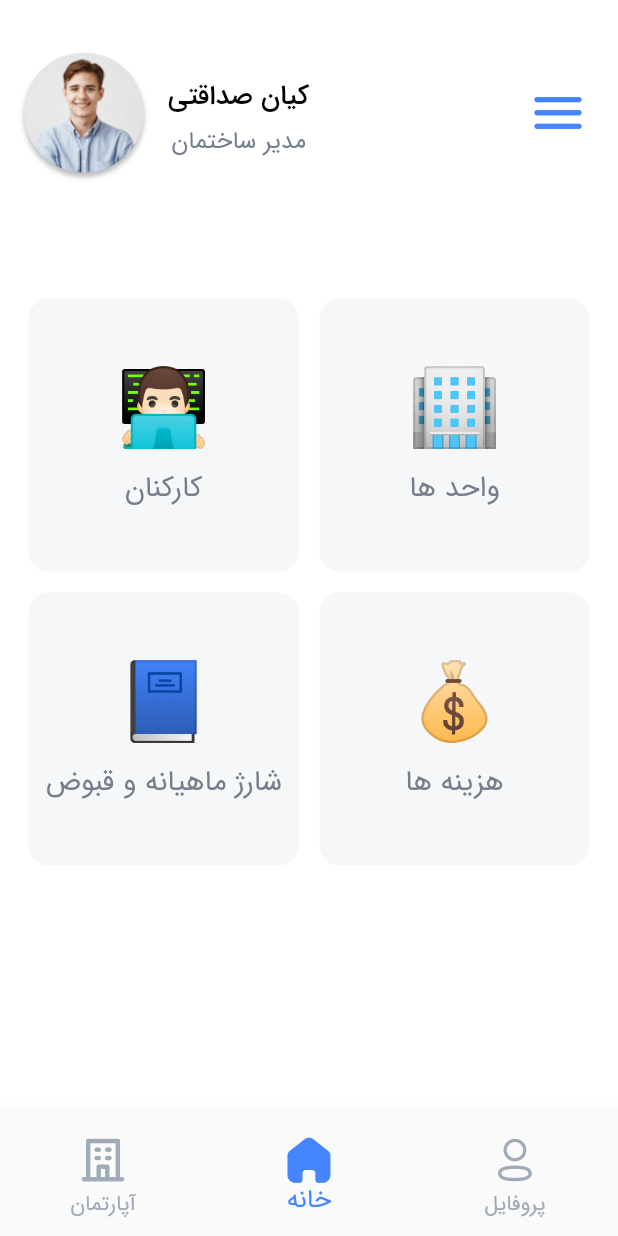
After one commit to Hiwa-Shaloudegi/HomeSweet, a Flutter app: the MainScreen screen opened by its route, on a phone screen of 412 x 824 dp. The commit adds this screen. Run offline on Flutter 3.47's test engine with Material 2 defaults, Android fonts, the phone set to English and light mode, and no system bars; our stand-ins replace get, get_storage, sqflite; accounts and stored records are empty; statements that could not run were skipped.

Commit message:
Add navbar functionality & Refactoring in controllers User state decleared in authController

```diff
--- a/lib/controllers/home_controller.dart
+++ b/lib/controllers/main_controller.dart
@@ -5,8 +5,9 @@
 import '../database/user_repository.dart';
 import '../models/user.dart';
 
-class HomeController extends GetxController {
+class MainController extends GetxController {
   User? user = User();
+  int currenIndex = 1;
 
   var box = GetStorage();
 
@@ -22,4 +23,9 @@
     user = await UserRepository.read(loggedInUser['_id']);
     update();
   }
+
+  void selectTab(int selectedIndex) {
+    currenIndex = selectedIndex;
+    update();
+  }
 }
--- a/lib/routes/pages.dart
+++ b/lib/routes/pages.dart
@@ -1,14 +1,14 @@
 import 'package:get/get.dart';
+import 'package:home_sweet/screens/home/main_screen.dart';
 
 import '../screens/auth/login/login_screen.dart';
 import '../screens/auth/singup/signup_screen.dart';
-import '../screens/home/home_screen.dart';
 import 'routes.dart';
 
 class AppPages {
   AppPages._();
   static final List<GetPage> getPages = [
-    GetPage(name: AppRoutes.homeScreen, page: () => HomeScreen()),
+    GetPage(name: AppRoutes.mainScreen, page: () => MainScreen()),
     GetPage(name: AppRoutes.loginScreen, page: () => LoginScreen()),
     GetPage(name: AppRoutes.signUpScreen, page: () => SignUpScreen()),
   ];
--- a/lib/routes/routes.dart
+++ b/lib/routes/routes.dart
@@ -1,6 +1,6 @@
 class AppRoutes {
   AppRoutes._();
-  static const homeScreen = '/home-screen';
+  static const mainScreen = '/main-screen';
   static const loginScreen = '/login-screen';
   static const signUpScreen = '/signup-screen';
 }
--- a/lib/screens/auth/login/login_screen.dart
+++ b/lib/screens/auth/login/login_screen.dart
@@ -10,6 +10,8 @@
 import '../widgets/save_button.dart';
 
 class LoginScreen extends StatelessWidget {
+  LoginScreen({super.key});
+
   // Controllers
   final authController = Get.find<AuthController>();
 
--- a/lib/screens/auth/singup/signup_screen.dart
+++ b/lib/screens/auth/singup/signup_screen.dart
@@ -11,6 +11,8 @@
 import '../widgets/save_button.dart';
 
 class SignUpScreen extends StatelessWidget {
+  SignUpScreen({super.key});
+
   // Controllers
   final authController = Get.find<AuthController>();
 
--- /dev/null
+++ b/lib/screens/home/home_nav_item.dart
@@ -0,0 +1,34 @@
+import 'package:flutter/material.dart';
+
+import 'widgets/management_item.dart';
+
+class HomeNavItem extends StatelessWidget {
+  const HomeNavItem({super.key});
+
+  @override
+  Widget build(BuildContext context) {
+    return Column(
+      crossAxisAlignment: CrossAxisAlignment.start,
+      children: [
+        const SizedBox(height: 50),
+        Container(
+          // color: Colors.amber,
+          height: 400,
+          child: GridView.builder(
+            physics: const NeverScrollableScrollPhysics(),
+            itemCount: 4,
+            gridDelegate: const SliverGridDelegateWithFixedCrossAxisCount(
+              crossAxisCount: 2,
+              mainAxisExtent: 180,
+              crossAxisSpacing: 16,
+              mainAxisSpacing: 16,
+            ),
+            itemBuilder: (context, index) {
+              return ManagementItem(index: index);
+            },
+          ),
+        ),
+      ],
+    );
+  }
+}
--- /dev/null
+++ b/lib/screens/home/main_screen.dart
@@ -0,0 +1,41 @@
+import 'package:flutter/material.dart';
+import 'package:get/get.dart';
+
+import '../../controllers/main_controller.dart';
+import '../../widgets/custom_appbar.dart';
+import '../../widgets/navbar.dart';
+import 'home_nav_item.dart';
+import 'widgets/app_drawer.dart';
+
+class MainScreen extends StatelessWidget {
+  final mainController = Get.put(MainController());
+
+  @override
+  Widget build(BuildContext context) {
+    return Scaffold(
+      extendBodyBehindAppBar: true,
+      appBar: CustomAppBar(),
+      drawer: SettingDrawer(),
+      body: SafeArea(
+        child: SingleChildScrollView(
+          child: Padding(
+            padding: const EdgeInsets.symmetric(horizontal: 20),
+            child: GetBuilder<MainController>(
+              builder: (mainController) {
+                return IndexedStack(
+                  index: mainController.currenIndex,
+                  children: [
+                    Text('PROFILE'),
+                    HomeNavItem(),
+                    Text('Apartment'),
+                  ],
+                );
+              },
+            ),
+          ),
+        ),
+      ),
+      bottomNavigationBar: NavBar(),
+    );
+  }
+}
--- a/lib/screens/home/widgets/app_drawer.dart
+++ b/lib/screens/home/widgets/app_drawer.dart
@@ -3,7 +3,7 @@
 
 import '../../../constants/colors.dart';
 import '../../../controllers/auth_controller.dart';
-import '../../../controllers/home_controller.dart';
+import '../../../controllers/main_controller.dart';
 import '../../../controllers/theme_controller.dart';
 import '../../../my_custom_icon_icons.dart';
 import 'setting_item.dart';
@@ -14,7 +14,7 @@
   // Controllers
   final themeController = Get.put(ThemeController());
   final authController = Get.find<AuthController>();
-  final homeController = Get.find<HomeController>();
+  final homeController = Get.find<MainController>();
 
   // UI
   @override
--- a/lib/widgets/custom_appbar.dart
+++ b/lib/widgets/custom_appbar.dart
@@ -2,11 +2,11 @@
 import 'package:get/get.dart';
 
 import '../constants/colors.dart';
-import '../controllers/home_controller.dart';
+import '../controllers/main_controller.dart';
 import '../my_custom_icon_icons.dart';
 
 class CustomAppBar extends StatelessWidget implements PreferredSizeWidget {
-  final homeController = Get.find<HomeController>();
+  final homeController = Get.find<MainController>();
 
   CustomAppBar({
     super.key,
@@ -22,7 +22,7 @@
       backgroundColor: Colors.transparent,
       elevation: 0,
       toolbarHeight: 150,
-      title: GetBuilder<HomeController>(builder: (homeController) {
+      title: GetBuilder<MainController>(builder: (homeController) {
         return Row(
           children: [
             _menu(),
--- a/lib/widgets/navbar.dart
+++ b/lib/widgets/navbar.dart
@@ -1,37 +1,30 @@
 import 'package:flutter/material.dart';
+import 'package:get/get.dart';
+import 'package:home_sweet/controllers/main_controller.dart';
 
 import '../constants/colors.dart';
 import '../my_custom_icon_icons.dart';
 
-class NavBar extends StatefulWidget {
-  const NavBar({
-    super.key,
-  });
+class NavBar extends StatelessWidget {
+  NavBar({super.key});
 
-  @override
-  State<NavBar> createState() => _NavBarState();
-}
-
-class _NavBarState extends State<NavBar> {
-  int _selectedIndexItem = 1;
+  //Controllers
+  final mainController = Get.find<MainController>();
 
   @override
   Widget build(BuildContext context) {
+    return GetBuilder<MainController>(builder: (mainController) {
       return SizedBox(
         height: 80,
         child: BottomNavigationBar(
-        currentIndex: _selectedIndexItem,
+          currentIndex: mainController.currenIndex,
           iconSize: 34,
           elevation: 12,
           selectedFontSize: 17,
           unselectedFontSize: 14,
           selectedItemColor: AppColors.primaryColor,
           unselectedItemColor: AppColors.unselectedItemColor,
-        onTap: (value) {
-          setState(() {
-            _selectedIndexItem = value;
-          });
-        },
+          onTap: (value) => mainController.selectTab(value),
           items: const [
             BottomNavigationBarItem(
               icon: Icon(MyCustomIcon.profile),
@@ -48,5 +41,6 @@
           ],
         ),
       );
+    });
   }
 }
```
Also changed, not shown: lib/controllers/auth_controller.dart (+31 -4 lines), lib/main.dart (+9 -8 lines), lib/screens/home/home_screen.dart (deleted, +0 -53 lines). Lines whose indentation alone changed are shown as unchanged.
